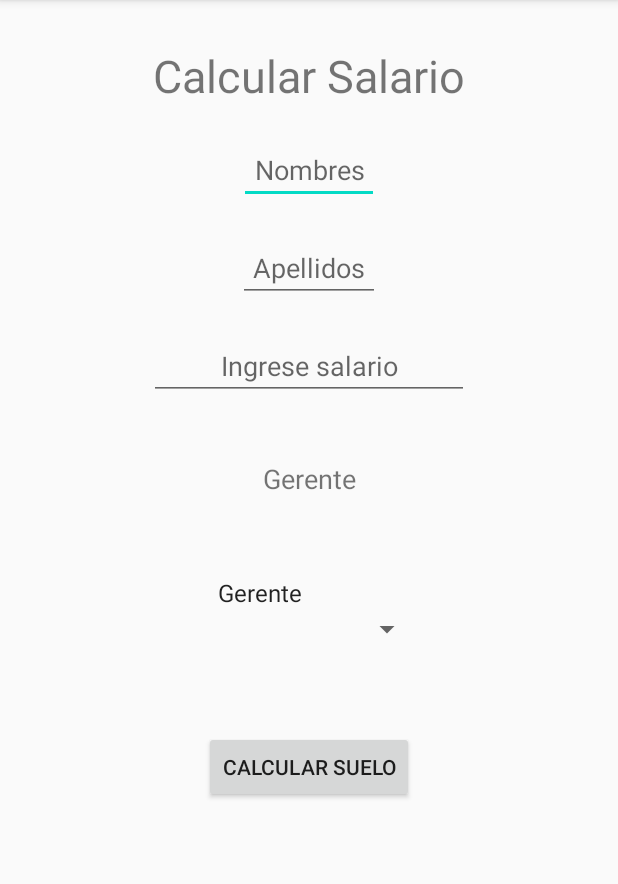
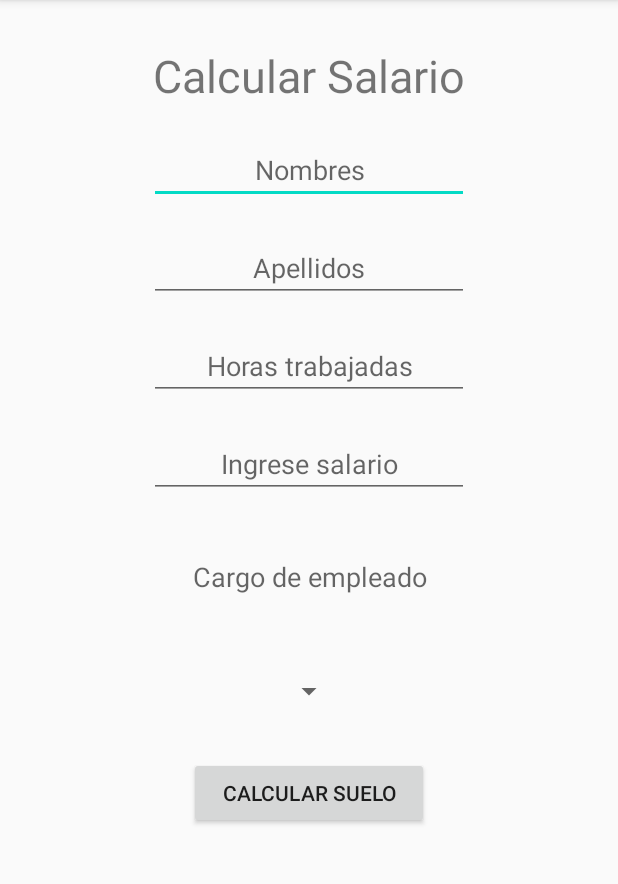
Before and after one commit to EduarRugamas/All-in-one-devexpertos, an Android app: the Ejercicio_3 screen opened directly, with no data from a screen before it, on a phone screen of 412 x 824 dp, the part 84-968 px from its top. Run offline under Robolectric (Android 15) with nearby library versions, the phone set to English and light mode, and no system bars.

Commit message:
ejercicio3 : Horas trabajadas

```diff
--- a/app/src/main/java/com/devexpertos/allinone/Ecuacion_Cuadratica/Ejercicio_1.kt
+++ b/app/src/main/java/com/devexpertos/allinone/Ecuacion_Cuadratica/Ejercicio_1.kt
@@ -31,9 +31,6 @@ class Ejercicio_1 : AppCompatActivity() {
                     calculo_ecuacion(valo_A, valor_B, valor_C)
                 }
             }
-
-
-
 
     }
 
--- a/app/src/main/java/com/devexpertos/allinone/Salarios/Ejercicio_3.kt
+++ b/app/src/main/java/com/devexpertos/allinone/Salarios/Ejercicio_3.kt
@@ -2,6 +2,7 @@ package com.devexpertos.allinone.Salarios
 
 import androidx.appcompat.app.AppCompatActivity
 import android.os.Bundle
+import android.text.Editable
 import android.view.View
 import android.widget.*
 import com.devexpertos.allinone.R
@@ -16,18 +17,23 @@ class Ejercicio_3 : AppCompatActivity() {
         super.onCreate(savedInstanceState)
         setContentView(R.layout.activity_ejercicio_3)
 
-        //calcSueldo.setOnClickListener {
-        // Toast.makeText(this, "Los campos estan vacios", Toast.LENGTH_SHORT).show()
-        //}
+        val nomb = nombre.text
+        val apel = apellidos.text
+        val sal = salarioBase.text
+
+        calcSueldo.setOnClickListener {
+            /*if (nomb.isEmpty()) || apel.isEmpty() || sal.isEmpty()*/
+            Toast.makeText(this, "Los campos estan vacios", Toast.LENGTH_SHORT).show()
 
             option = findViewById(R.id.spinnerMenu) as Spinner
             cargo = findViewById(R.id.cargo) as TextView
 
             val options = arrayOf("Gerente", "Asistente", "Secretaria")
 
-        option.adapter = ArrayAdapter<String>(this,android.R.layout.simple_list_item_1,options)
+            option.adapter =
+                ArrayAdapter<String>(this, android.R.layout.simple_list_item_1, options)
 
-        option.onItemSelectedListener = object : AdapterView.OnItemSelectedListener{
+            option.onItemSelectedListener = object : AdapterView.OnItemSelectedListener {
                 override fun onItemSelected(
                     parent: AdapterView<*>?,
                     view: View?,
@@ -45,4 +51,6 @@ class Ejercicio_3 : AppCompatActivity() {
             }
 
         }
+
     }
+}
--- a/app/src/main/res/layout/activity_ejercicio_3.xml
+++ b/app/src/main/res/layout/activity_ejercicio_3.xml
@@ -22,6 +22,7 @@
         android:layout_width="wrap_content"
         android:layout_height="45dp"
         android:hint="Nombres"
+        android:ems="10"
         android:textAlignment="center"
         android:layout_gravity="center"
         android:layout_marginTop="20dp"
@@ -31,12 +32,25 @@
     <EditText
         android:id="@+id/apellidos"
         android:layout_width="wrap_content"
-        android:layout_height="45dp"
+        android:layout_height="wrap_content"
         android:hint="Apellidos"
+        android:ems="10"
         android:textAlignment="center"
         android:layout_gravity="center"
         android:layout_marginTop="20dp"
-        android:padding="10dp"
+
+        />
+
+    <EditText
+        android:id="@+id/hrs"
+        android:layout_width="wrap_content"
+        android:layout_height="wrap_content"
+        android:ems="10"
+        android:inputType="number"
+        android:hint="Horas trabajadas"
+        android:layout_gravity="center"
+        android:textAlignment="center"
+        android:layout_marginTop="20sp"
         />
 
 
@@ -62,6 +76,7 @@
         android:layout_marginTop="20sp"
         android:padding="20sp"
         android:textSize="18sp"
+        android:ems="10"
 
         />
 
@@ -80,7 +95,9 @@
         android:layout_height="wrap_content"
         android:text="Calcular suelo"
         android:layout_marginTop="20sp"
-        android:layout_gravity="center"/>
+        android:layout_gravity="center"
+        android:ems="10"
+        />
 
 
 
```
Lines whose indentation alone changed are shown as unchanged.
